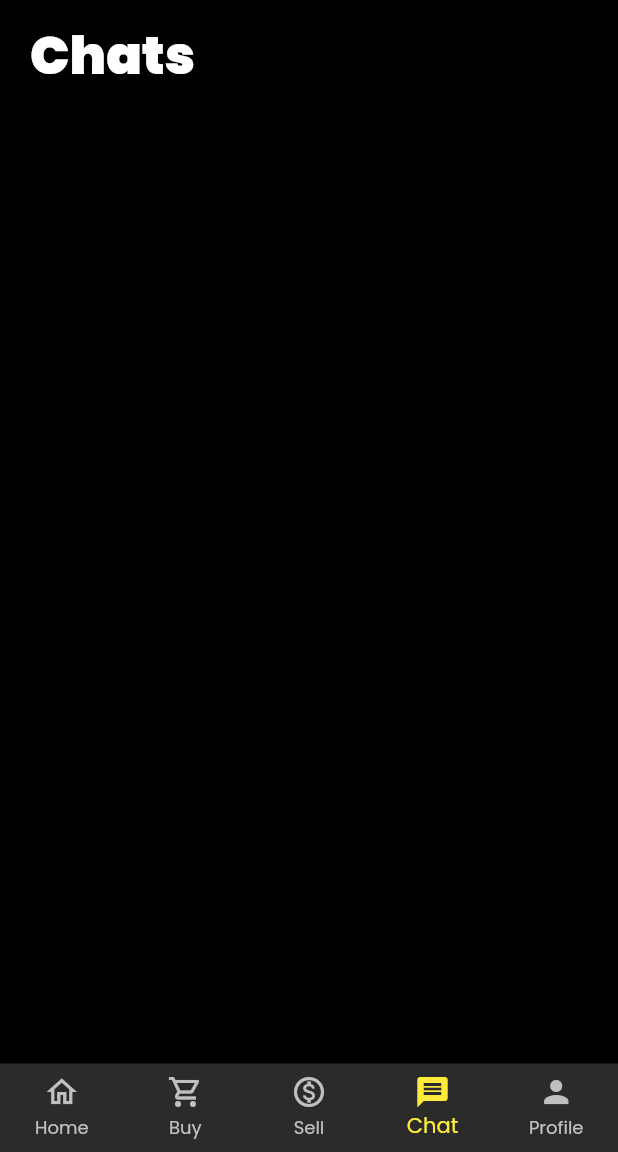
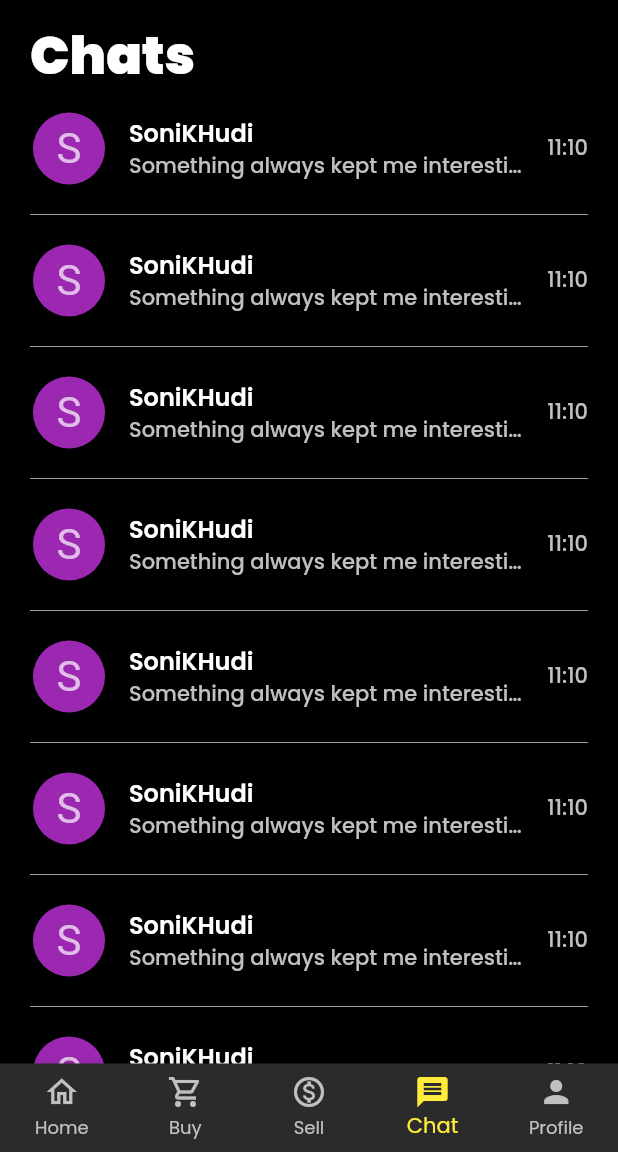
Before and after one commit to harshkumar4/Bookify, a Flutter app: the ScreenController screen opened by its route, item 4 of the bottom bar chosen, on a phone screen of 412 x 824 dp, the part 84-1236 px from its top. Run offline on Flutter 3.47's test engine with Material 2 defaults, Android fonts, the phone set to English and light mode, and no system bars; our stand-ins replace animated_splash_screen, font_awesome_flutter, google_fonts.

Commit message:
Chat Screen

```diff
--- a/lib/screens/Home/carouselscreen.dart
+++ b/lib/screens/Home/carouselscreen.dart
@@ -6,7 +6,7 @@ import 'package:bookify_try/screens/Auth/login.dart';
 import 'package:bookify_try/screens/Auth/signup.dart';
 
 import 'package:bookify_try/widgets/buttons.dart';
-import 'package:bookify_try/widgets/slide.dart';
+import 'package:bookify_try/models/slide.dart';
 import 'package:bookify_try/widgets/slide_dots.dart';
 import 'package:bookify_try/widgets/slide_item.dart';
 
--- a/lib/screens/Home/chatscreen.dart
+++ b/lib/screens/Home/chatscreen.dart
@@ -1,3 +1,4 @@
+import 'package:bookify_try/widgets/chats.dart';
 import 'package:flutter/material.dart';
 
 class ChatScreen extends StatelessWidget {
@@ -6,12 +7,12 @@ class ChatScreen extends StatelessWidget {
   @override
   Widget build(BuildContext context) {
     return SingleChildScrollView(
-      padding: EdgeInsets.only(left: 20),
+      padding: EdgeInsets.symmetric(horizontal: 20),
       child: Column(
         crossAxisAlignment: CrossAxisAlignment.start,
         children: [
           const SizedBox(height: 6),
-          Text(
+          const Text(
             'Chats',
             style: TextStyle(
               color: Colors.white,
@@ -19,6 +20,7 @@ class ChatScreen extends StatelessWidget {
               fontWeight: FontWeight.w900,
             ),
           ),
+          Chats(),
         ],
       ),
     );
--- /dev/null
+++ b/lib/widgets/chats.dart
@@ -0,0 +1,60 @@
+import 'package:flutter/material.dart';
+
+class Chats extends StatelessWidget {
+  @override
+  Widget build(BuildContext context) {
+    return ListView.builder(
+      shrinkWrap: true,
+      physics: NeverScrollableScrollPhysics(),
+      itemCount: 18,
+      itemBuilder: (context, index) {
+        return Column(
+          children: [
+            ListTile(
+              contentPadding: EdgeInsets.only(left: 2),
+              leading: CircleAvatar(
+                backgroundColor: Colors.purple,
+                radius: 24,
+                child: Text(
+                  'S',
+                  style: TextStyle(
+                    fontSize: 28,
+                  ),
+                ),
+                foregroundColor: Colors.purple.shade100,
+              ),
+              title: Text(
+                'SoniKHudi',
+                style: TextStyle(
+                  color: Theme.of(context).accentColor,
+                  fontWeight: FontWeight.w600,
+                ),
+              ),
+              subtitle: Text(
+                'Something always kept me interesting ...',
+                maxLines: 1,
+                softWrap: true,
+                overflow: TextOverflow.ellipsis,
+                style: TextStyle(
+                  color: Color.fromRGBO(192, 192, 192, 1),
+                  fontWeight: FontWeight.w500,
+                ),
+              ),
+              trailing: Text(
+                '11:10',
+                style: TextStyle(
+                  color: Color.fromRGBO(192, 192, 192, 1),
+                  fontWeight: FontWeight.w500,
+                ),
+              ),
+              onTap: () {},
+            ),
+            Divider(
+              color: Colors.grey,
+            ),
+          ],
+        );
+      },
+    );
+  }
+}
--- a/lib/widgets/slide_item.dart
+++ b/lib/widgets/slide_item.dart
@@ -1,4 +1,4 @@
-import 'package:bookify_try/widgets/slide.dart';
+import 'package:bookify_try/models/slide.dart';
 import 'package:flutter/material.dart';
 
 class SlideItem extends StatelessWidget {
```
Also changed, not shown: lib/models/slide.dart (renamed from lib/widgets/slide.dart).
